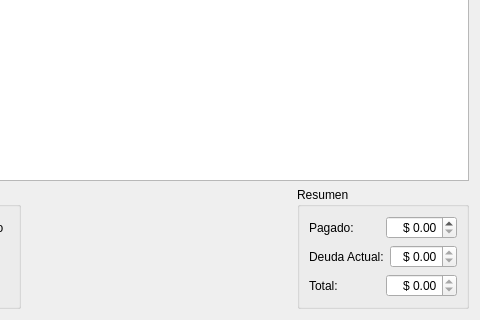
chungote/gestotux, file trunk/plugins/pagos/FormReciboBase.ui: the form before one commit; both pictures show x 119 to 599 and y 87 to 407 of the 599 by 407 pixel window.
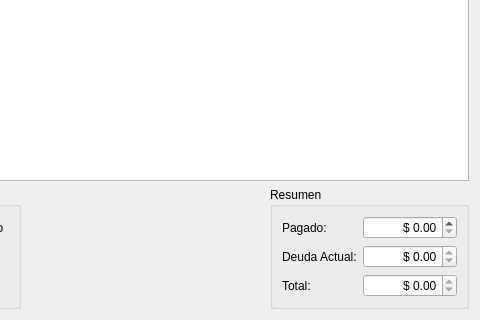
The form after the commit. Custom widgets are drawn as their Qt base class.

Commit message: - Arreglado problema de reporte mal nombrado para la lista de productos con sus precios de venta. - Arreglado problema de ingres restringido a 2 cifras en los recibos. - Arreglado problema de error al no existir el reporte e intentar hacerlo.

Diff of the .ui file:
```diff
--- a/trunk/plugins/pagos/FormReciboBase.ui
+++ b/trunk/plugins/pagos/FormReciboBase.ui
@@ -151,6 +151,9 @@
             <property name="prefix">
              <string>$ </string>
             </property>
+            <property name="maximum">
+             <double>999999999.990000009536743</double>
+            </property>
            </widget>
           </item>
          </layout>
@@ -175,6 +178,9 @@
             <property name="prefix">
              <string>$ </string>
             </property>
+            <property name="maximum">
+             <double>999999999.990000009536743</double>
+            </property>
            </widget>
           </item>
          </layout>
@@ -199,6 +205,9 @@
             <property name="prefix">
              <string>$ </string>
             </property>
+            <property name="maximum">
+             <double>999999999.990000009536743</double>
+            </property>
            </widget>
           </item>
          </layout>
```
The commit also changes 9 other files.
